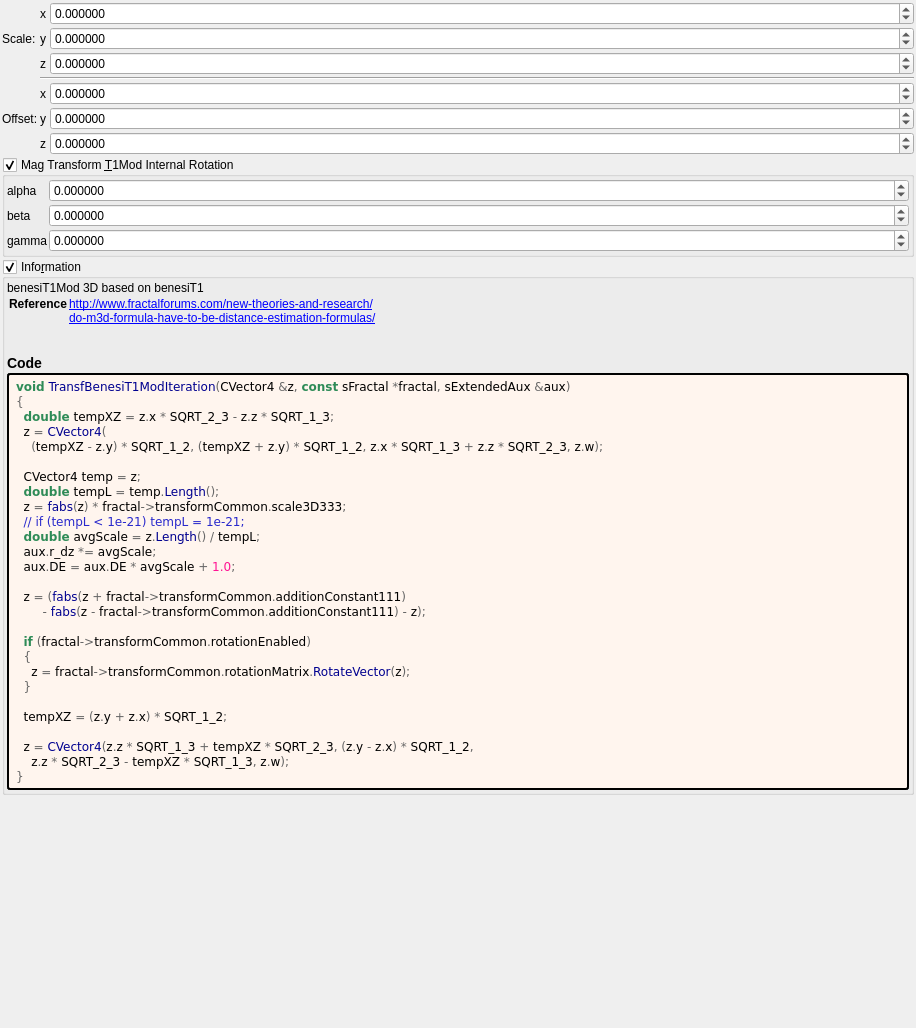
Old version of the form mandelbulber2/formula/ui/transf_benesi_t1_mod.ui in the repository buddhi1980/mandelbulber2.
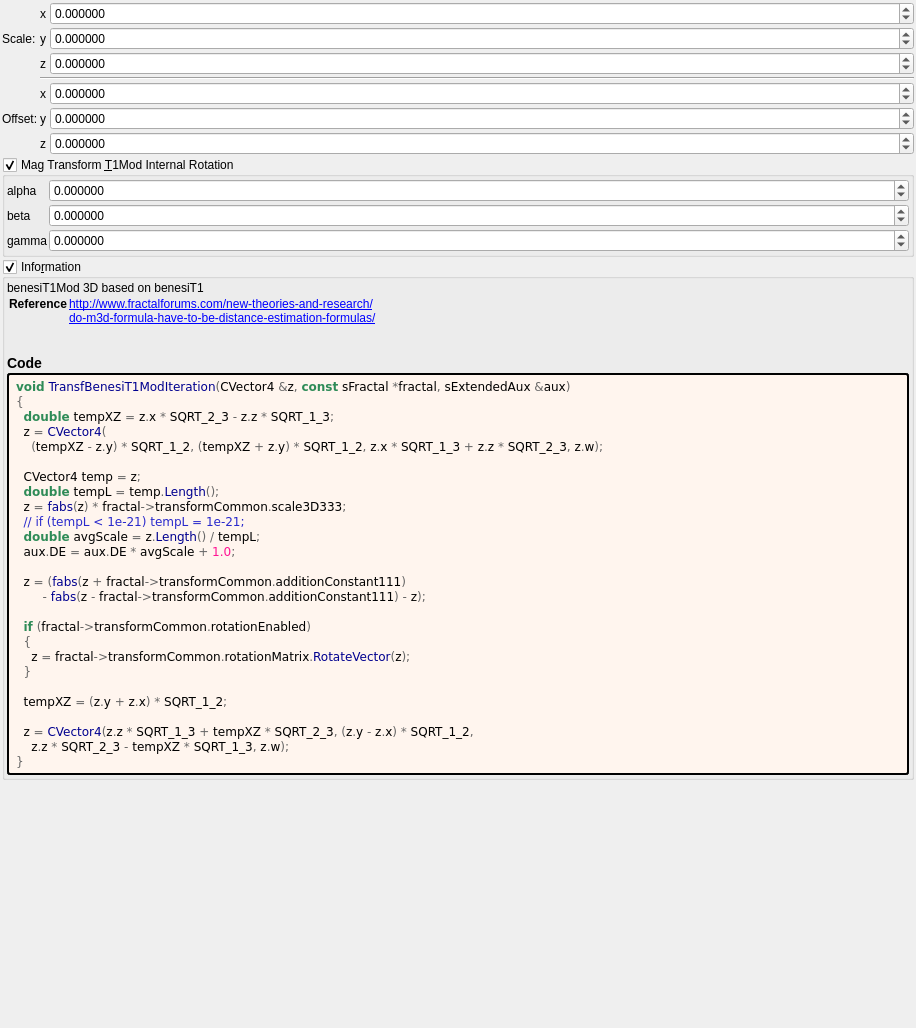
New version of the form. Custom widgets are drawn as their Qt base class.

```diff
--- a/mandelbulber2/formula/ui/transf_benesi_t1_mod.ui
+++ b/mandelbulber2/formula/ui/transf_benesi_t1_mod.ui
@@ -500,7 +500,6 @@
   z &lt;span style=&quot;color:#676767&quot;&gt;=&lt;/span&gt; &lt;span style=&quot;color:#00008f&quot;&gt;fabs&lt;/span&gt;&lt;span style=&quot;color:#676767&quot;&gt;(&lt;/span&gt;z&lt;span style=&quot;color:#676767&quot;&gt;) *&lt;/span&gt; fractal&lt;span style=&quot;color:#676767&quot;&gt;-&amp;gt;&lt;/span&gt;transformCommon&lt;span style=&quot;color:#676767&quot;&gt;.&lt;/span&gt;scale3D333&lt;span style=&quot;color:#676767&quot;&gt;;&lt;/span&gt;
   &lt;span style=&quot;color:#2929cc&quot;&gt;// if (tempL &amp;lt; 1e-21) tempL = 1e-21;&lt;/span&gt;
   &lt;span style=&quot;color:#2e8b57; font-weight:bold&quot;&gt;double&lt;/span&gt; avgScale &lt;span style=&quot;color:#676767&quot;&gt;=&lt;/span&gt; z&lt;span style=&quot;color:#676767&quot;&gt;.&lt;/span&gt;&lt;span style=&quot;color:#00008f&quot;&gt;Length&lt;/span&gt;&lt;span style=&quot;color:#676767&quot;&gt;() /&lt;/span&gt; tempL&lt;span style=&quot;color:#676767&quot;&gt;;&lt;/span&gt;
-  aux&lt;span style=&quot;color:#676767&quot;&gt;.&lt;/span&gt;r_dz &lt;span style=&quot;color:#676767&quot;&gt;*=&lt;/span&gt; avgScale&lt;span style=&quot;color:#676767&quot;&gt;;&lt;/span&gt;
   aux&lt;span style=&quot;color:#676767&quot;&gt;.&lt;/span&gt;DE &lt;span style=&quot;color:#676767&quot;&gt;=&lt;/span&gt; aux&lt;span style=&quot;color:#676767&quot;&gt;.&lt;/span&gt;DE &lt;span style=&quot;color:#676767&quot;&gt;*&lt;/span&gt; avgScale &lt;span style=&quot;color:#676767&quot;&gt;+&lt;/span&gt; &lt;span style=&quot;color:#ff1493&quot;&gt;1.0&lt;/span&gt;&lt;span style=&quot;color:#676767&quot;&gt;;&lt;/span&gt;
 
   z &lt;span style=&quot;color:#676767&quot;&gt;= (&lt;/span&gt;&lt;span style=&quot;color:#00008f&quot;&gt;fabs&lt;/span&gt;&lt;span style=&quot;color:#676767&quot;&gt;(&lt;/span&gt;z &lt;span style=&quot;color:#676767&quot;&gt;+&lt;/span&gt; fractal&lt;span style=&quot;color:#676767&quot;&gt;-&amp;gt;&lt;/span&gt;transformCommon&lt;span style=&quot;color:#676767&quot;&gt;.&lt;/span&gt;additionConstant111&lt;span style=&quot;color:#676767&quot;&gt;)&lt;/span&gt;
```
